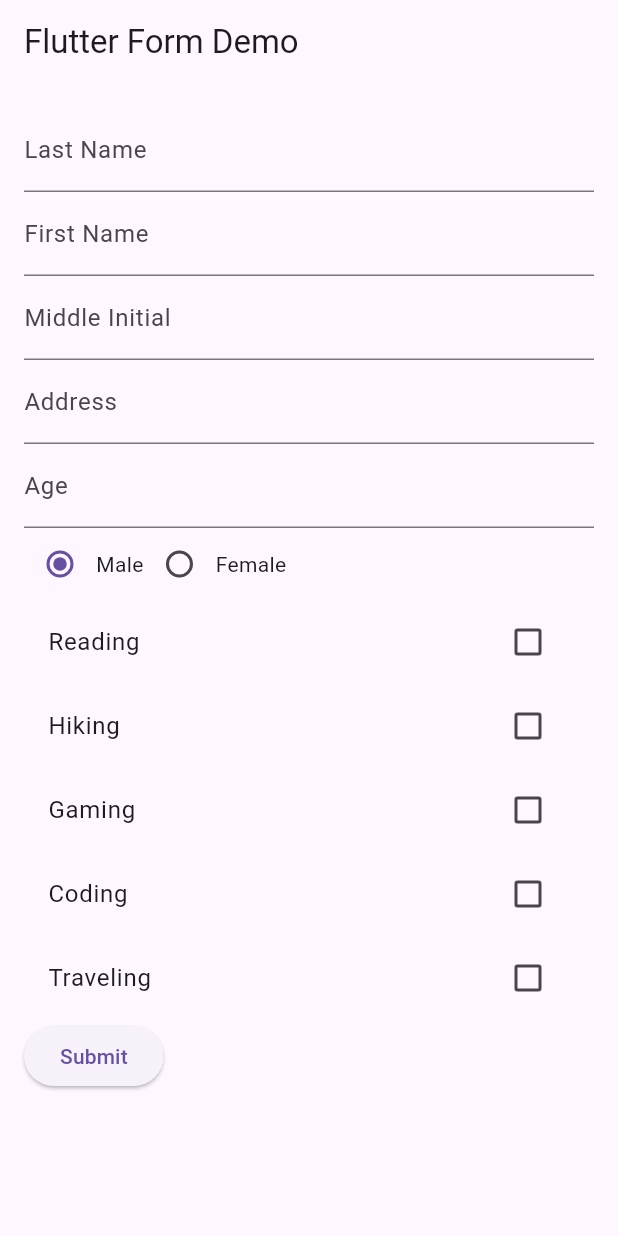
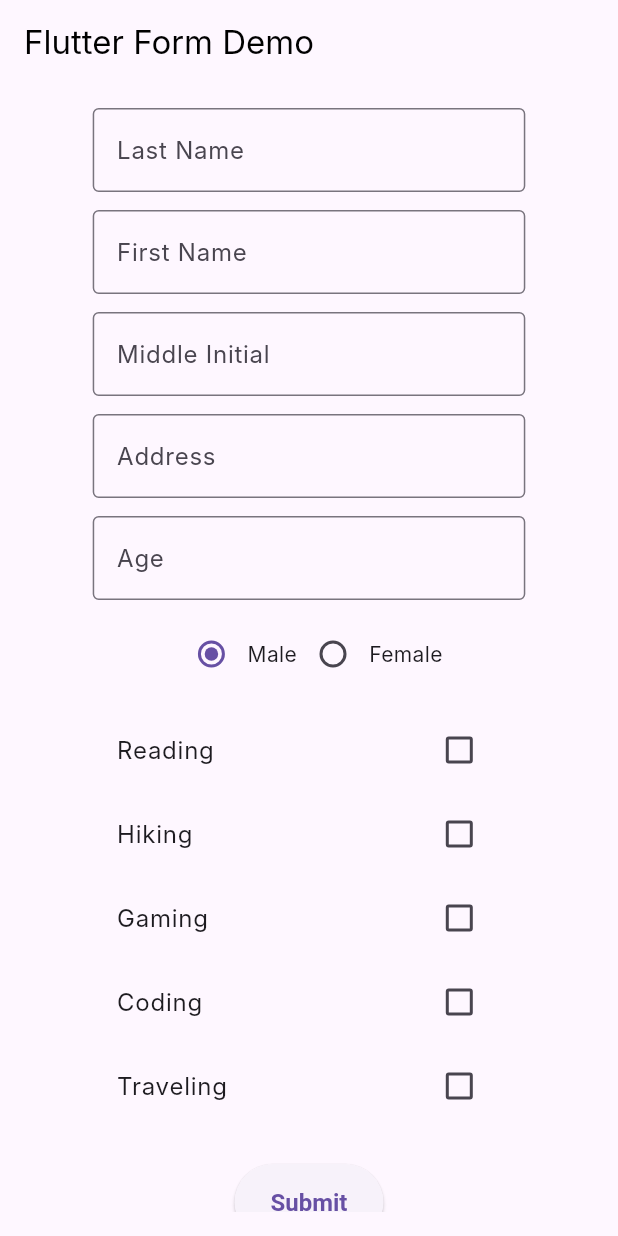
Before and after one commit to marccodesstuff/flutter-forms-demonstration, a Flutter app: the screen it shows after launch, on a phone screen of 412 x 824 dp. Run offline on Flutter 3.47's test engine with Material 3 defaults, Android fonts, the phone set to English and light mode, and no system bars; Roboto replaces fonts that are missing (Inter).

Commit message:
Increased the width of the text box

```diff
--- a/lib/main.dart
+++ b/lib/main.dart
@@ -1,6 +1,3 @@
-// Suggested code may be subject to a license. Learn more: ~LicenseLog:1896164575.
-// Suggested code may be subject to a license. Learn more: ~LicenseLog:3584010107.
-// Suggested code may be subject to a license. Learn more: ~LicenseLog:3779175563.
 import 'package:flutter/material.dart';
 
 void main() {
@@ -11,9 +8,12 @@ class MyApp extends StatelessWidget {
   @override
   Widget build(BuildContext context) {
     return MaterialApp(
-      title: 'Flutter Form Demo',
+      title: 'Flutter Form Demonstration',
       theme: ThemeData(
+        fontFamily: 'Inter', // Use the Inter font
         primarySwatch: Colors.blue,
+        inputDecorationTheme:
+            InputDecorationTheme(border: OutlineInputBorder()),
       ),
       home: MyHomePage(),
     );
@@ -63,7 +63,8 @@ class _MyHomePageState extends State<MyHomePage> {
         context: context,
         builder: (BuildContext context) {
           return AlertDialog(
-            title: Text('Confirm Submission'),
+            title: Text('Confirm Submission',
+                style: TextStyle(fontWeight: FontWeight.bold)),
             content: Text(userInput),
             actions: <Widget>[
               TextButton(
@@ -97,7 +98,8 @@ class _MyHomePageState extends State<MyHomePage> {
   Widget build(BuildContext context) {
     return Scaffold(
       appBar: AppBar(
-        title: Text('Flutter Form Demo'),
+        title: Text('Flutter Form Demo',
+            style: TextStyle(color: Colors.black)), // Black text on app bar
       ),
       body: Padding(
         padding: const EdgeInsets.all(16.0),
@@ -105,10 +107,19 @@ class _MyHomePageState extends State<MyHomePage> {
           key: _formKey,
           child: SingleChildScrollView(
             child: Column(
-              crossAxisAlignment: CrossAxisAlignment.start,
+              crossAxisAlignment: CrossAxisAlignment.center,
+              mainAxisAlignment: MainAxisAlignment.center,
+              children: <Widget>[
+                Center(
+                  child: SizedBox(
+                    width: MediaQuery.of(context).size.width *
+                        0.7, // 70% of screen width
+                    child: Column(
                       children: <Widget>[
                         TextFormField(
-                  decoration: InputDecoration(labelText: 'Last Name'),
+                          decoration: InputDecoration(
+                            labelText: 'Last Name',
+                          ),
                           validator: (value) {
                             if (value == null || value.isEmpty) {
                               return 'Please enter your last name';
@@ -117,8 +128,11 @@ class _MyHomePageState extends State<MyHomePage> {
                           },
                           onSaved: (value) => _lastName = value!,
                         ),
+                        SizedBox(height: 12), // Add spacing
                         TextFormField(
-                  decoration: InputDecoration(labelText: 'First Name'),
+                          decoration: InputDecoration(
+                            labelText: 'First Name',
+                          ),
                           validator: (value) {
                             if (value == null || value.isEmpty) {
                               return 'Please enter your first name';
@@ -127,16 +141,25 @@ class _MyHomePageState extends State<MyHomePage> {
                           },
                           onSaved: (value) => _firstName = value!,
                         ),
+                        SizedBox(height: 12), // Add spacing
                         TextFormField(
-                  decoration: InputDecoration(labelText: 'Middle Initial'),
+                          decoration: InputDecoration(
+                            labelText: 'Middle Initial',
+                          ),
                           onSaved: (value) => _middleInitial = value!,
                         ),
+                        SizedBox(height: 12), // Add spacing
                         TextFormField(
-                  decoration: InputDecoration(labelText: 'Address'),
+                          decoration: InputDecoration(
+                            labelText: 'Address',
+                          ),
                           onSaved: (value) => _address = value!,
                         ),
+                        SizedBox(height: 12), // Add spacing
                         TextFormField(
-                  decoration: InputDecoration(labelText: 'Age'),
+                          decoration: InputDecoration(
+                            labelText: 'Age',
+                          ),
                           keyboardType: TextInputType.number,
                           validator: (value) {
                             if (value == null || value.isEmpty) {
@@ -150,7 +173,9 @@ class _MyHomePageState extends State<MyHomePage> {
                           },
                           onSaved: (value) => _age = int.parse(value!),
                         ),
+                        SizedBox(height: 12), // Add spacing
                         Row(
+                          mainAxisAlignment: MainAxisAlignment.center,
                           children: <Widget>[
                             Radio<String>(
                               value: 'Male',
@@ -174,10 +199,13 @@ class _MyHomePageState extends State<MyHomePage> {
                             Text('Female'),
                           ],
                         ),
-                Column(
-                  children: _hobbies.map((hobby) {
+                        SizedBox(height: 12), // Add spacing
+                        ..._hobbies.map((hobby) {
                           return CheckboxListTile(
                             title: Text(hobby),
+                            activeColor: Theme.of(context).primaryColor,
+                            checkColor: Colors.white,
+
                             value: _selectedHobbies.contains(hobby),
                             onChanged: (value) {
                               setState(() {
@@ -190,10 +218,20 @@ class _MyHomePageState extends State<MyHomePage> {
                             },
                           );
                         }).toList(),
-                ),
+                        SizedBox(height: 24), // Add spacing before the button
                         ElevatedButton(
                           onPressed: _submitForm,
+                          style: ElevatedButton.styleFrom(
+                            padding: EdgeInsets.symmetric(
+                                vertical: 16, horizontal: 24),
+                            textStyle: TextStyle(
+                                fontSize: 16, fontWeight: FontWeight.bold),
+                          ),
                           child: Text('Submit'),
+                        ),
+                      ],
+                    ),
+                  ),
                 ),
               ],
             ),
```
Lines whose indentation alone changed are shown as unchanged.
